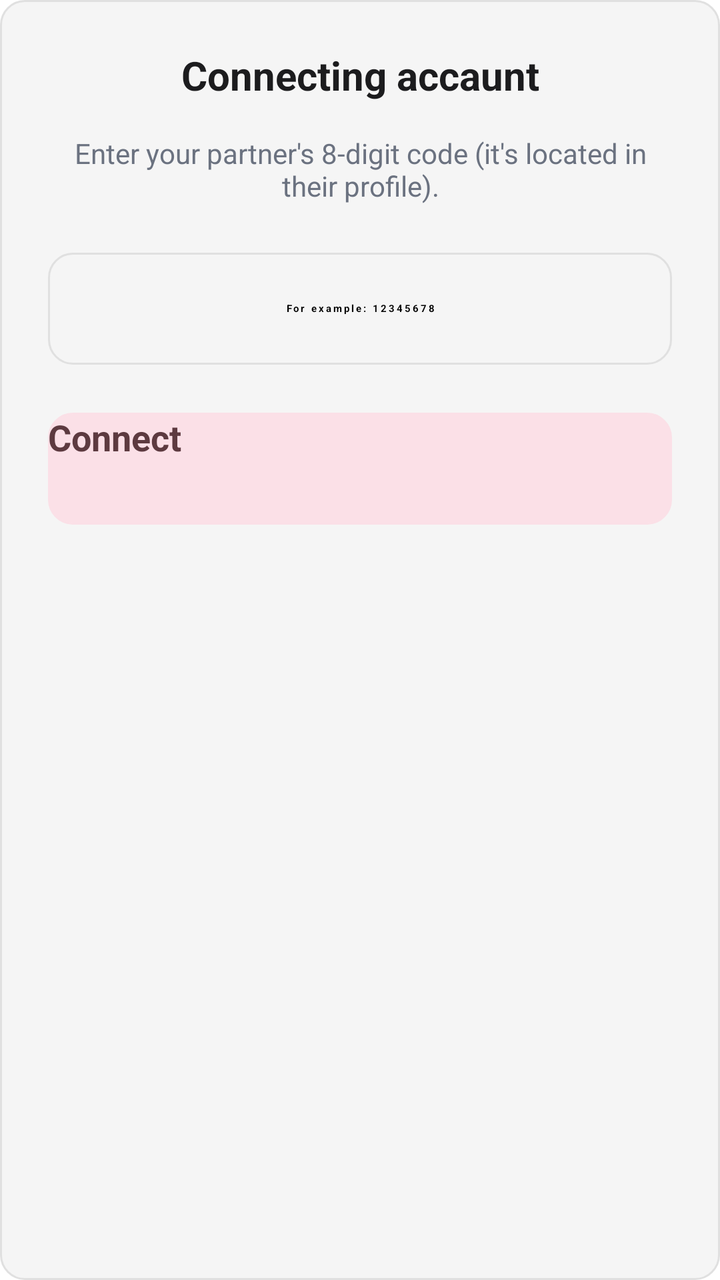
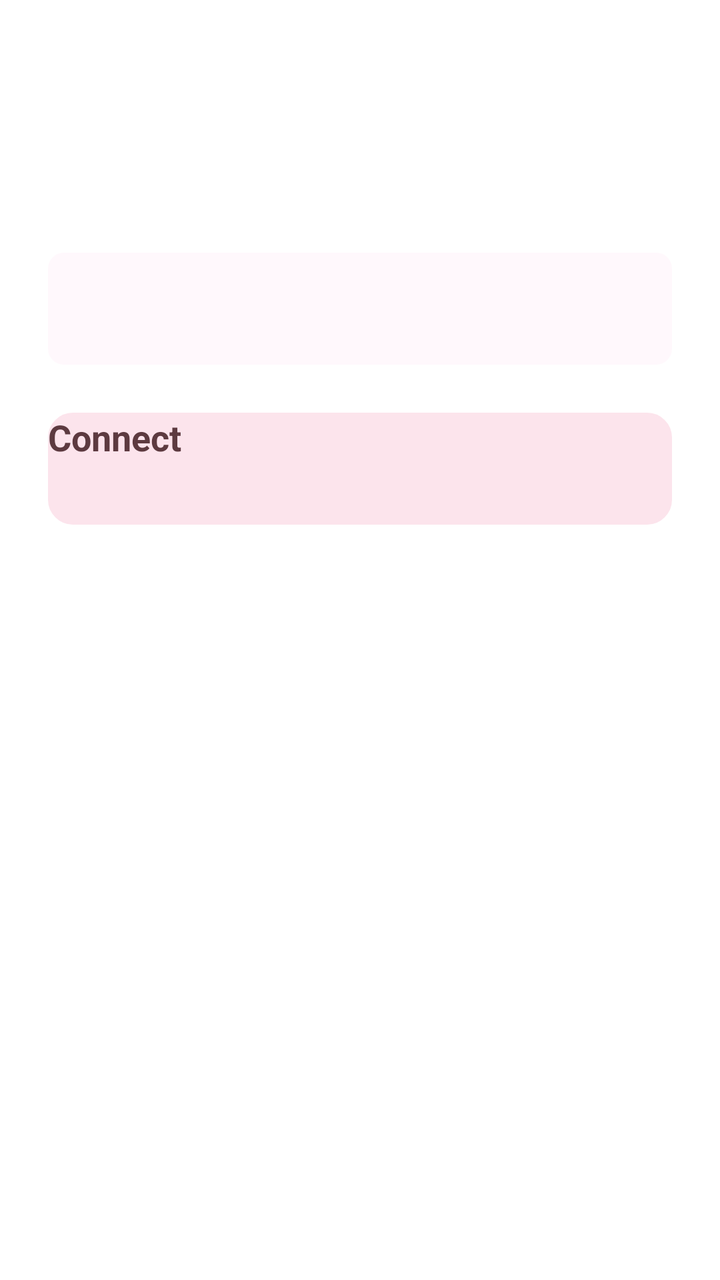

Two renders of the same Android screen: before a commit and after it. Below are the layout's source before the change and the commit's diff.
<!-- AndroidManifest.xml: application theme Theme.App.Starting -->
<!-- res/layout/dialog_invite_partner.xml -->
<?xml version="1.0" encoding="utf-8"?>
<LinearLayout xmlns:android="http://schemas.android.com/apk/res/android"
    android:layout_width="match_parent"
    android:layout_height="wrap_content"
    android:orientation="vertical"
    android:background="@drawable/bg_input_field"
    android:padding="24dp">

    <TextView
        android:layout_width="match_parent"
        android:layout_height="wrap_content"
        android:text="@string/connecting_accaunt"
        android:textColor="@color/text_primary"
        android:textSize="20sp"
        android:textStyle="bold"
        android:gravity="center"
        android:layout_marginBottom="16dp"/>

    <TextView
        android:layout_width="match_parent"
        android:layout_height="wrap_content"
        android:text="@string/enter_your_partner_s_8_digit_code_it_s_located_in_their_profile"
        android:textColor="@color/text_secondary"
        android:textSize="14sp"
        android:gravity="center"
        android:layout_marginBottom="24dp"/>

    <EditText
        android:id="@+id/etPartnerCode"
        android:layout_width="match_parent"
        android:layout_height="56dp"
        android:background="@drawable/bg_input_field"
        android:hint="@string/for_example_12345678"
        android:inputType="number"
        android:maxLength="8"
        android:paddingHorizontal="16dp"
        android:gravity="center"
        android:letterSpacing="0.2"
        android:textStyle="bold"
        android:layout_marginBottom="24dp"/>

    <androidx.appcompat.widget.AppCompatButton
        android:id="@+id/btnConnect"
        android:layout_width="match_parent"
        android:layout_height="56dp"
        android:background="@drawable/bg_input_field"
        android:backgroundTint="@color/baby_pink"
        android:text="@string/connect"
        android:textAllCaps="false"
        android:textColor="#5D3A40"
        android:textStyle="bold"
        android:textSize="18sp"/>

</LinearLayout>
<!-- resources referenced by this layout -->
<resources>
  <color name="baby_pink">#FBE0E7</color>
  <color name="text_primary">#1C1C1E</color>
  <color name="text_secondary">#6B7280</color>
  <!-- drawable bg_input_field (drawable) -->
  <?xml version="1.0" encoding="utf-8"?>
  <shape xmlns:android="http://schemas.android.com/apk/res/android">
  
      <solid android:color="#F5F5F5" />
  
      <corners android:radius="12dp" />
  
      <stroke
          android:width="1dp"
          android:color="#E0E0E0" />
  </shape>
  <string name="connect">Connect</string>
  <string name="connecting_accaunt">Connecting accaunt</string>
  <string name="enter_your_partner_s_8_digit_code_it_s_located_in_their_profile">Enter your partner\'s 8-digit code (it\'s located in their profile).</string>
  <string name="for_example_12345678">For example: 12345678</string>
  <style name="Theme.App.Starting" parent="Theme.SplashScreen">
          <item name="windowSplashScreenBackground">@android:color/white</item>
  
          <item name="windowSplashScreenAnimatedIcon">@drawable/splash_icon</item>
          <item name="windowSplashScreenAnimationDuration">1000</item>
  
          <item name="postSplashScreenTheme">@style/Theme.OurMemories</item>
      </style>
  <!-- drawable splash_icon: png bitmap (drawable, 316944 bytes) -->
  <style name="Theme.OurMemories" parent="Base.Theme.OurMemories" />
  <style name="Base.Theme.OurMemories" parent="Theme.Material3.DayNight.NoActionBar" />
</resources>

<!-- the commit's change to res/layout/dialog_invite_partner.xml (unified diff, before → after) -->
@@ -3,14 +3,14 @@
     android:layout_width="match_parent"
     android:layout_height="wrap_content"
     android:orientation="vertical"
-    android:background="@drawable/bg_input_field"
+    android:background="?attr/colorSurface"
     android:padding="24dp">
 
     <TextView
         android:layout_width="match_parent"
         android:layout_height="wrap_content"
         android:text="@string/connecting_accaunt"
-        android:textColor="@color/text_primary"
+        android:textColor="?attr/colorOnSurface"
         android:textSize="20sp"
         android:textStyle="bold"
         android:gravity="center"
@@ -20,7 +20,7 @@
         android:layout_width="match_parent"
         android:layout_height="wrap_content"
         android:text="@string/enter_your_partner_s_8_digit_code_it_s_located_in_their_profile"
-        android:textColor="@color/text_secondary"
+        android:textColor="?android:textColorSecondary"
         android:textSize="14sp"
         android:gravity="center"
         android:layout_marginBottom="24dp"/>
@@ -29,7 +29,7 @@
         android:id="@+id/etPartnerCode"
         android:layout_width="match_parent"
         android:layout_height="56dp"
-        android:background="@drawable/bg_input_field"
+        android:background="@drawable/bg_input_soft"
         android:hint="@string/for_example_12345678"
         android:inputType="number"
         android:maxLength="8"
@@ -37,6 +37,8 @@
         android:gravity="center"
         android:letterSpacing="0.2"
         android:textStyle="bold"
+        android:textColor="?attr/colorOnSurface"
+        android:textColorHint="?android:textColorSecondary"
         android:layout_marginBottom="24dp"/>
 
     <androidx.appcompat.widget.AppCompatButton
<!-- resource entries referenced after the edit -->
@@ -1,8 +1,8 @@
 <!-- resources referenced by this layout -->
 <resources>
-  <color name="baby_pink">#FBE0E7</color>
-  <color name="text_primary">#1C1C1E</color>
-  <color name="text_secondary">#6B7280</color>
+  <color name="baby_pink">#FCE4EC</color>
+  <color name="text_primary">#000000</color>
+  <color name="text_secondary">#575757</color>
   <!-- drawable bg_input_field (drawable) -->
   <?xml version="1.0" encoding="utf-8"?>
   <shape xmlns:android="http://schemas.android.com/apk/res/android">
@@ -15,20 +15,38 @@
           android:width="1dp"
           android:color="#E0E0E0" />
   </shape>
+  <!-- drawable bg_input_soft (drawable) -->
+  <?xml version="1.0" encoding="utf-8"?>
+  <shape xmlns:android="http://schemas.android.com/apk/res/android"
+      android:shape="rectangle">
+      <solid android:color="#26FAD1E6"/> <corners android:radius="8dp"/>
+  </shape>
   <string name="connect">Connect</string>
   <string name="connecting_accaunt">Connecting accaunt</string>
   <string name="enter_your_partner_s_8_digit_code_it_s_located_in_their_profile">Enter your partner\'s 8-digit code (it\'s located in their profile).</string>
   <string name="for_example_12345678">For example: 12345678</string>
   <style name="Theme.App.Starting" parent="Theme.SplashScreen">
           <item name="windowSplashScreenBackground">@android:color/white</item>
-  
           <item name="windowSplashScreenAnimatedIcon">@drawable/splash_icon</item>
           <item name="windowSplashScreenAnimationDuration">1000</item>
-  
           <item name="postSplashScreenTheme">@style/Theme.OurMemories</item>
       </style>
   <!-- drawable splash_icon: png bitmap (drawable, 316944 bytes) -->
   <style name="Theme.OurMemories" parent="Base.Theme.OurMemories" />
-  <style name="Base.Theme.OurMemories" parent="Theme.Material3.DayNight.NoActionBar" />
+  <style name="Base.Theme.OurMemories" parent="Theme.Material3.DayNight.NoActionBar">
+          <item name="colorPrimary">@color/primary_lavender</item>
+          <item name="colorOnPrimary">@color/white</item>
+  
+          <item name="android:windowBackground">@color/background_light</item>
+          <item name="colorSurface">@color/white</item>
+          <item name="colorOnSurface">@color/text_primary</item>
+          <item name="colorOnBackground">@color/text_primary</item>
+  
+          <item name="android:textColorPrimary">@color/text_primary</item>
+          <item name="android:textColorSecondary">@color/text_secondary</item>
+      </style>
+  <color name="primary_lavender">#9C27B0</color>
+  <color name="white">#FFFFFF</color>
+  <color name="background_light">#F5F5F7</color>
 </resources>
 
